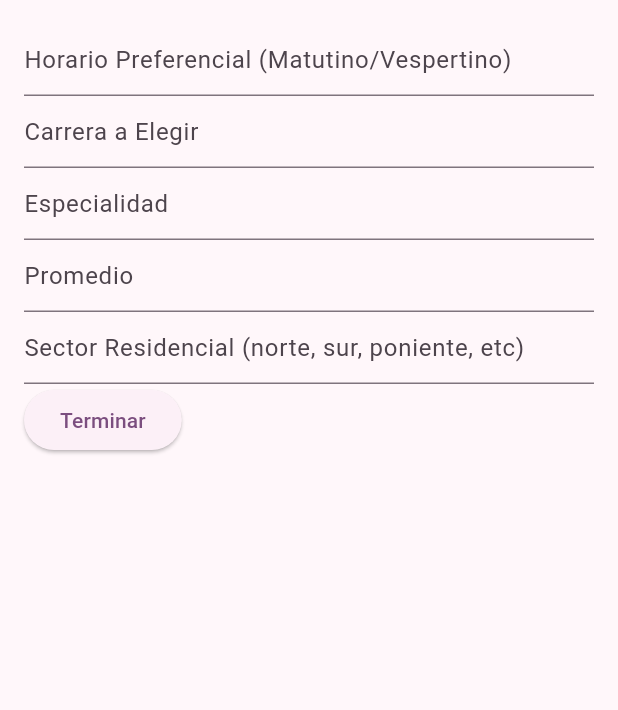
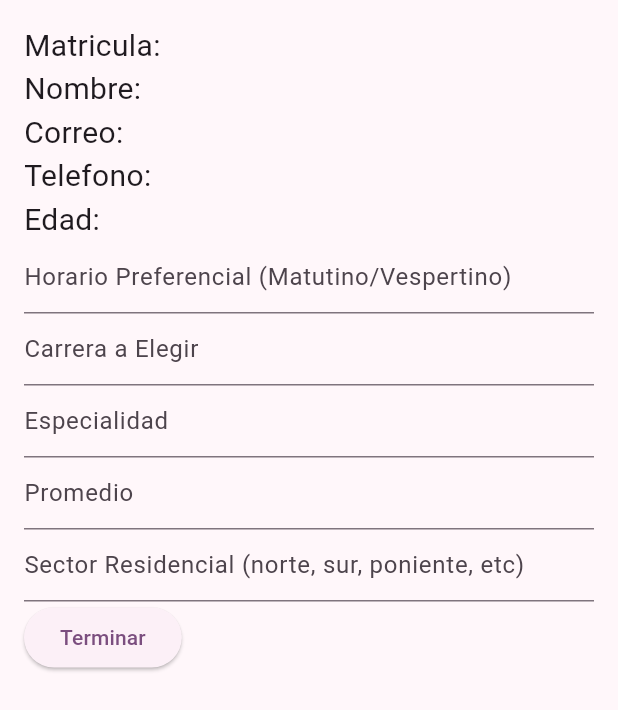
Before and after one commit to fedeGtz11/encuesta, a Flutter app: the QuestionsBPage widget shown alone on an empty page, opened directly with empty values, on a phone screen of 412 x 824 dp. Shown: the top 710 px of the screen. Run offline on Flutter 3.47's test engine with Material 3 defaults, Android fonts, the phone set to English and light mode, and no system bars.

Commit message:
ultimos cambios, meramente asegurar que todo el codigo este bien y funcionando. No confio en mi mismo, guardar muchas veces da seguridad

```diff
--- a/encuestas/lib/questionsb.dart
+++ b/encuestas/lib/questionsb.dart
@@ -5,8 +5,7 @@ class QuestionsBPage extends StatefulWidget {
   final Function(int, Student) onPageChange;
   final Student? student;
 
-  const QuestionsBPage(
-      {super.key, required this.onPageChange, required this.student});
+  const QuestionsBPage({super.key, required this.onPageChange, required this.student});
 
   @override
   State<QuestionsBPage> createState() => _QuestionsBPageState();
@@ -24,15 +23,36 @@ class _QuestionsBPageState extends State<QuestionsBPage> {
   Widget build(BuildContext context) {
     return Form(
       key: _formKey,
-      child: Padding(
+      child:
+      Padding(
         padding: EdgeInsets.all(16),
         child: Column(
           mainAxisAlignment: MainAxisAlignment.start,
           crossAxisAlignment: CrossAxisAlignment.start,
           children: <Widget>[
+            Text(
+              'Matricula: ${widget.student?.record ?? 'N/A'}',
+              style: TextStyle(fontSize: 20),
+            ),
+            Text(
+              'Nombre: ${widget.student?.name ?? 'N/A'}',
+              style: TextStyle(fontSize: 20),
+            ),
+            Text(
+              'Correo: ${widget.student?.email ?? 'N/A'}',
+              style: TextStyle(fontSize: 20),
+            ),
+            Text(
+              'Telefono: ${widget.student?.phone ?? 'N/A'}',
+              style: TextStyle(fontSize: 20),
+            ),
+            Text(
+              'Edad: ${widget.student?.age ?? 'N/A'}',
+              style: TextStyle(fontSize: 20),
+            ),
+
             TextFormField(
-              decoration: InputDecoration(
-                  hintText: 'Horario Preferencial (Matutino/Vespertino) '),
+              decoration: InputDecoration(hintText: 'Horario Preferencial (Matutino/Vespertino) '),
               controller: _horarioController,
               validator: (String? value) {
                 if (value == null || value.isEmpty) {
@@ -72,8 +92,7 @@ class _QuestionsBPageState extends State<QuestionsBPage> {
               },
             ),
             TextFormField(
-              decoration: InputDecoration(
-                  hintText: 'Sector Residencial (norte, sur, poniente, etc)'),
+              decoration: InputDecoration(hintText: 'Sector Residencial (norte, sur, poniente, etc)'),
               controller: _sectorController,
               validator: (String? value) {
                 if (value == null || value.isEmpty) {
```
